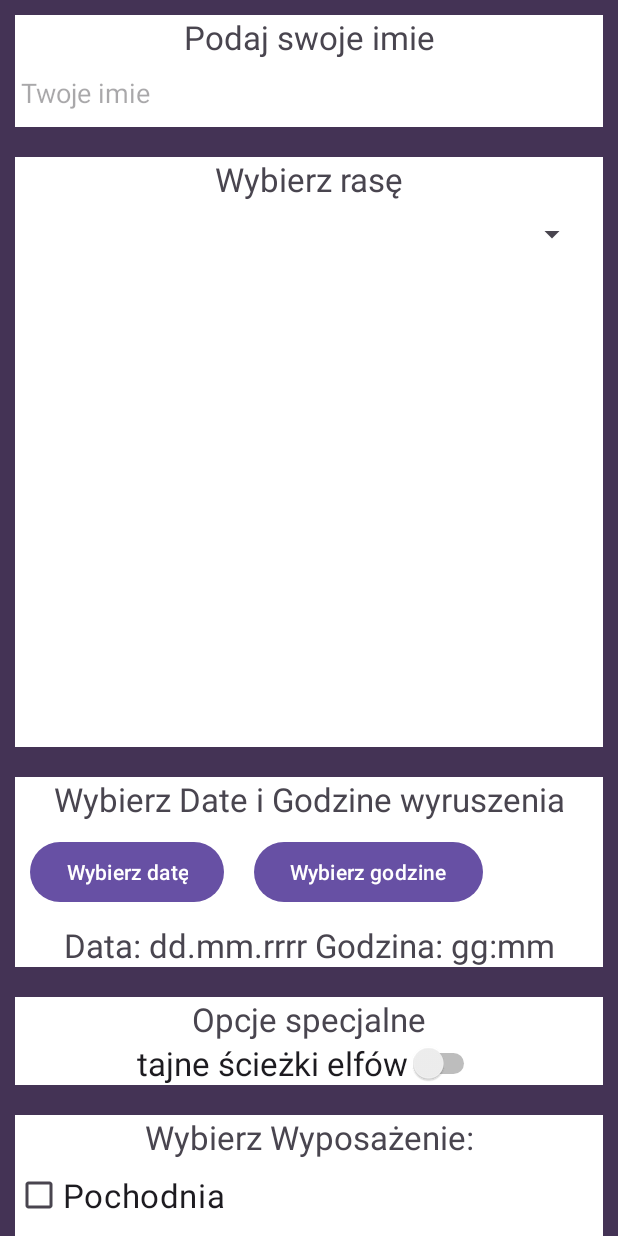
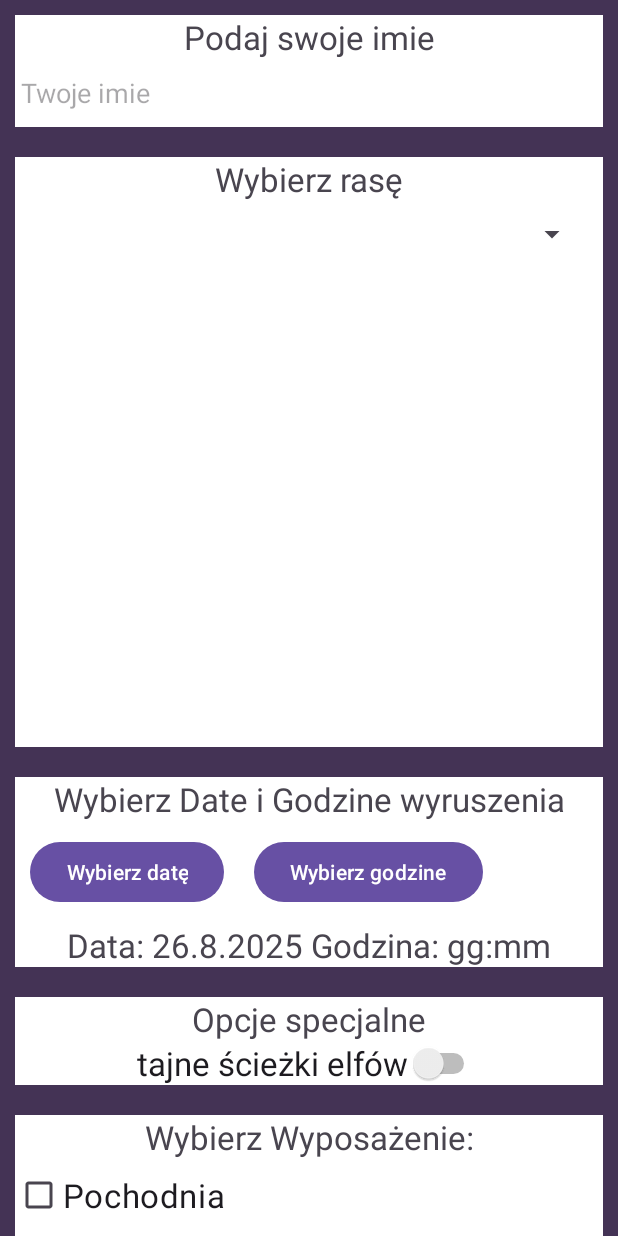
Before and after one commit to fedderli/MobilneWyprawaDoMordoru, an Android app: the screen it shows after launch (MainActivity), after a tap on "Wybierz datę", on a phone screen of 412 x 824 dp. Run offline under Robolectric (Android 15) with nearby library versions, the phone set to English and light mode, and no system bars.

Commit message:
did something agin

```diff
--- a/app/src/main/java/com/example/travelplaner/MainActivity.kt
+++ b/app/src/main/java/com/example/travelplaner/MainActivity.kt
@@ -47,7 +47,7 @@ class MainActivity : AppCompatActivity() {
         }
 
 
-        val dateAndTime = findViewById<TextView>(R.id.DateAndTimeText)
+
 
 
         val elfSwitch = findViewById<Switch>(R.id.ElfSwitch)
@@ -59,6 +59,7 @@ class MainActivity : AppCompatActivity() {
         val hour = calender.get(Calendar.HOUR_OF_DAY)
         val minute = calender.get(Calendar.MINUTE)
         time = "$hour:$minute"
+        updateTimeAndDate()
     }
 
     private fun showDatePickerDialog() {
@@ -68,7 +69,12 @@ class MainActivity : AppCompatActivity() {
         val month = calendar.get(Calendar.MONTH)
         val day = calendar.get(Calendar.DAY_OF_MONTH)
         date = "$day.$month.$year"
-        Log.i("w", date)
+        updateTimeAndDate()
+    }
+
+    private fun updateTimeAndDate(){
+        val dateAndTime = findViewById<TextView>(R.id.DateAndTimeText)
+        dateAndTime.text = "Data: $date Godzina: $time"
     }
 
 
```
